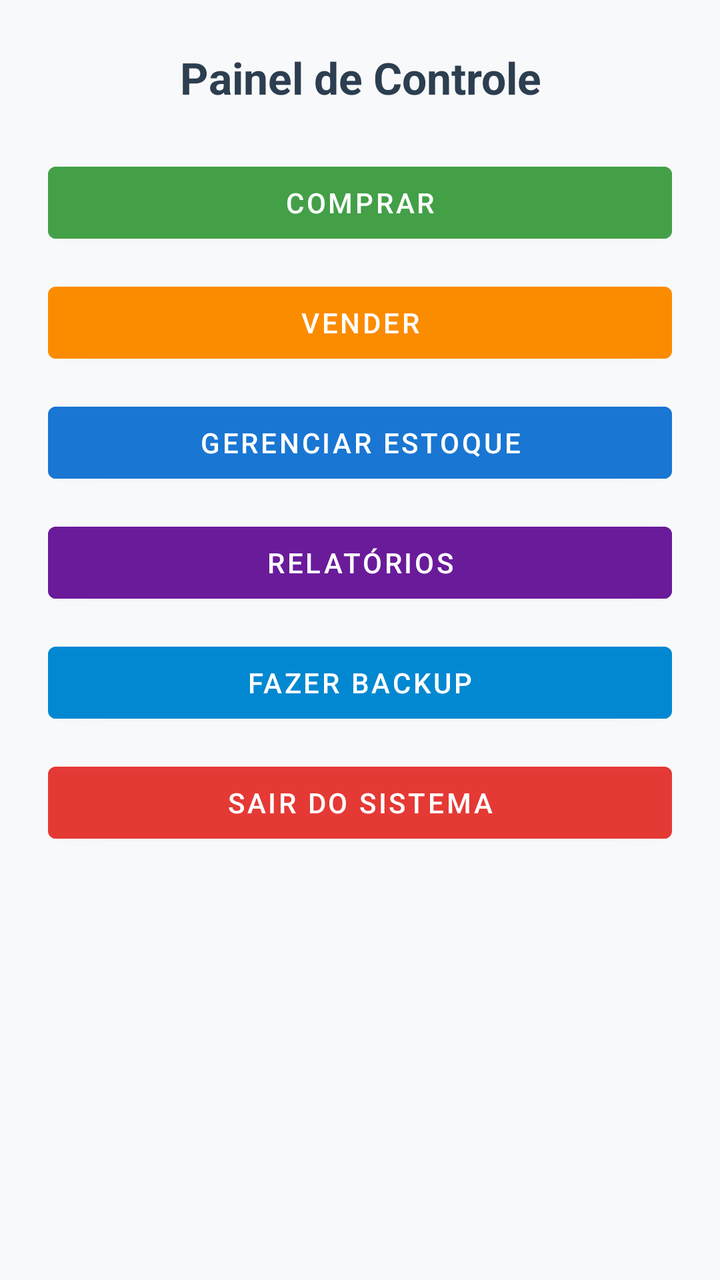
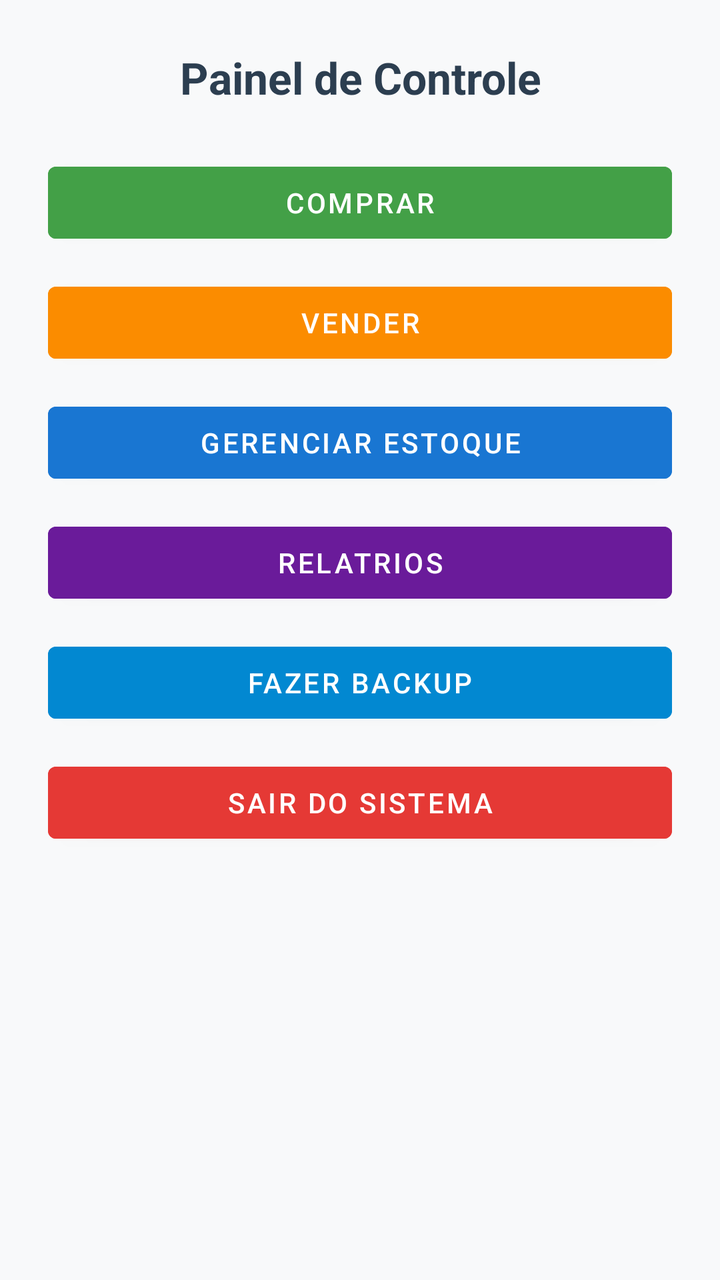

The first picture is an Android layout as it rendered before a commit; the second is the same layout after the commit. The layout source and the unified diff follow.
<!-- AndroidManifest.xml: application theme Theme.COISABOA -->
<!-- res/layout/activity_dashboard.xml -->
<?xml version="1.0" encoding="utf-8"?>
<ScrollView xmlns:android="http://schemas.android.com/apk/res/android"
    android:layout_width="match_parent"
    android:layout_height="match_parent"
    android:background="#F8F9FA">

    <LinearLayout
        android:layout_width="match_parent"
        android:layout_height="wrap_content"
        android:orientation="vertical"
        android:padding="24dp"
        android:gravity="center_horizontal">

        <TextView
            android:layout_width="match_parent"
            android:layout_height="wrap_content"
            android:text="Painel de Controle"
            android:textSize="22sp"
            android:textStyle="bold"
            android:textColor="#2C3E50"
            android:gravity="center"
            android:paddingBottom="24dp" />

        <Button
            android:id="@+id/btnComprar"
            android:layout_width="match_parent"
            android:layout_height="wrap_content"
            android:text="Comprar"
            android:backgroundTint="#43A047"
            android:textColor="#FFF"
            android:layout_marginBottom="12dp" />

        <Button
            android:id="@+id/btnVender"
            android:layout_width="match_parent"
            android:layout_height="wrap_content"
            android:text="Vender"
            android:backgroundTint="#FB8C00"
            android:textColor="#FFF"
            android:layout_marginBottom="12dp" />

        <Button
            android:id="@+id/btnGerenciar"
            android:layout_width="match_parent"
            android:layout_height="wrap_content"
            android:text="Gerenciar Estoque"
            android:backgroundTint="#1976D2"
            android:textColor="#FFF"
            android:layout_marginBottom="12dp" />

        <Button
            android:id="@+id/btnRelatorios"
            android:layout_width="match_parent"
            android:layout_height="wrap_content"
            android:text="Relatórios"
            android:backgroundTint="#6A1B9A"
            android:textColor="#FFF"
            android:layout_marginBottom="12dp" />

        <Button
            android:id="@+id/btnBackup"
            android:layout_width="match_parent"
            android:layout_height="wrap_content"
            android:text="Fazer Backup"
            android:backgroundTint="#0288D1"
            android:textColor="#FFF"
            android:layout_marginBottom="12dp" />

        <Button
            android:id="@+id/btnSair"
            android:layout_width="match_parent"
            android:layout_height="wrap_content"
            android:text="Sair do Sistema"
            android:backgroundTint="#E53935"
            android:textColor="#FFF" />

    </LinearLayout>
</ScrollView>
<!-- resources referenced by this layout -->
<resources>
  <style name="Theme.COISABOA" parent="Theme.MaterialComponents.DayNight.NoActionBar">
          <item name="colorPrimary">@color/purple_500</item>
          <item name="colorPrimaryVariant">@color/purple_700</item>
          <item name="colorSecondary">@color/teal_200</item>
          <item name="android:statusBarColor" tools:targetApi="l">?attr/colorPrimaryVariant</item>
      </style>
  <color name="purple_500">#6200EE</color>
  <color name="purple_700">#3700B3</color>
  <color name="teal_200">#03DAC5</color>
</resources>

<!-- the commit's change to res/layout/activity_dashboard.xml (unified diff, before → after) -->
@@ -52,7 +52,7 @@
             android:id="@+id/btnRelatorios"
             android:layout_width="match_parent"
             android:layout_height="wrap_content"
-            android:text="Relatórios"
+            android:text="Relatrios"
             android:backgroundTint="#6A1B9A"
             android:textColor="#FFF"
             android:layout_marginBottom="12dp" />
